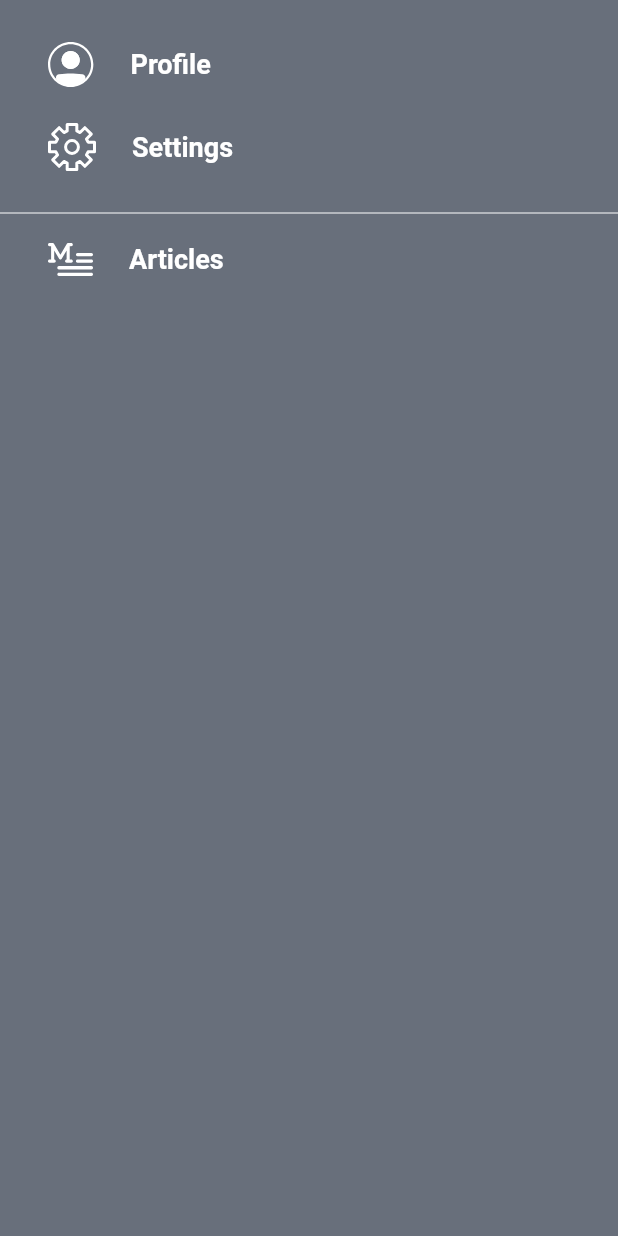
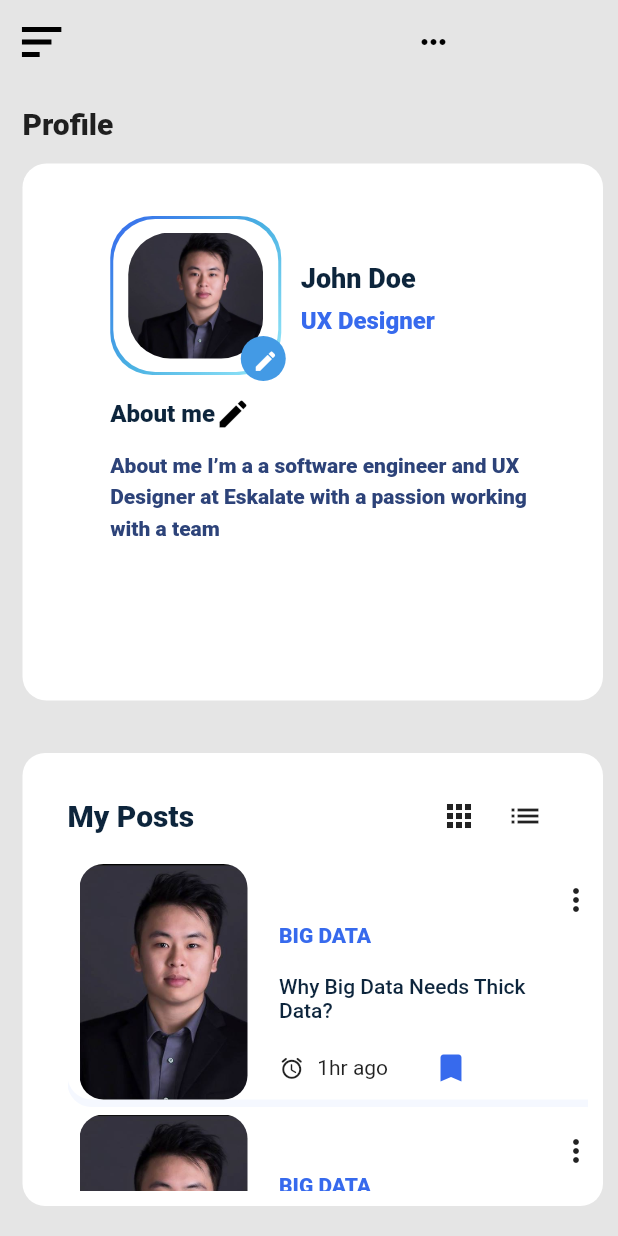
Before and after one commit to RealEskalate/Mobile-Practice, a Flutter app: the Body widget shown alone on an empty page, opened directly, after a tap on "Profile", on a phone screen of 412 x 824 dp. Run offline on Flutter 3.47's test engine with Material 2 defaults, Android fonts, the light colour scheme and no system bars; our stand-ins replace bloc, equatable, flutter_bloc, flutter_rating_bar, flutter_secure_storage, flutter_svg and 3 more; missing offline and left inert: flutter_secure_storage_web, shared_preferences_web; accounts and stored records are empty; network calls fail; Roboto replaces fonts that are missing (Poppins); statements that could not run were skipped.

Commit message:
integrate login, profile and homepage

```diff
--- a/blog_app/lib/features/articles/presentation/articles_list/components/drawer.dart
+++ b/blog_app/lib/features/articles/presentation/articles_list/components/drawer.dart
@@ -1,3 +1,6 @@
+import 'package:blog_app/features/articles/presentation/articles_list/articles.dart';
+import 'package:blog_app/features/auth/presentation/pages/index.dart';
+import 'package:blog_app/features/profile/presentation/pages/profiles.dart';
 import 'package:flutter/material.dart';
 
 import '../../../utils/assets.dart';
@@ -91,7 +94,9 @@ class Body extends StatelessWidget {
       child: Column(
         children: [
           DrawerTile(
-              onPressed: () {},
+              onPressed: () {
+                Navigator.pushNamed(context, ProfilePage.routeName);
+              },
               paddingLeft: CustomDrawer.paddingLeft,
               title: "Profile",
               assetPath: Assets.profile),
@@ -108,9 +113,18 @@ class Body extends StatelessWidget {
             color: Colors.white,
           ),
           DrawerTile(
-              onPressed: () {},
+              onPressed: () {
+                Navigator.pushNamed(context, ArticlesListPage.routeName);
+              },
               paddingLeft: CustomDrawer.paddingLeft,
               title: "Articles",
+              assetPath: Assets.articles),
+          DrawerTile(
+              onPressed: () {
+                Navigator.pushNamed(context, ArticlesListPage.routeName);
+              },
+              paddingLeft: CustomDrawer.paddingLeft,
+              title: "Add Article",
               assetPath: Assets.articles)
         ],
       ),
@@ -127,7 +141,9 @@ class Footer extends StatelessWidget {
       height: 72,
       color: CustomColors.drawerBodyBkg,
       child: DrawerTile(
-          onPressed: () {},
+          onPressed: () {
+            Navigator.pushNamed(context, LoginPage.rounteName);
+          },
           paddingLeft: CustomDrawer.paddingLeft,
           title: "Log Out",
           assetPath: Assets.logout),
--- a/blog_app/lib/features/auth/presentation/bloc/login/login_bloc.dart
+++ b/blog_app/lib/features/auth/presentation/bloc/login/login_bloc.dart
@@ -21,6 +21,9 @@ class LoginBloc extends Bloc<LoginEvent, LoginState> {
 
     on<LoginSubmitted>(
       (event, emit) async {
+        //REmove this, is just for test
+        emit(state.copyWith(formState: SubmissionSuccess()));
+
         emit(state.copyWith(formState: FormSubmitting()));
         try {
           final response = await authRepository.login(
--- a/blog_app/lib/features/auth/presentation/widgets/login_form.dart
+++ b/blog_app/lib/features/auth/presentation/widgets/login_form.dart
@@ -1,6 +1,7 @@
 import 'package:blog_app/core/index.dart';
 import 'package:blog_app/features/articles/presentation/articles_list/articles.dart';
 import 'package:blog_app/features/auth/presentation/widgets/index.dart';
+import 'package:blog_app/features/profile/presentation/pages/profiles.dart';
 import 'package:flutter/material.dart';
 import 'package:flutter_bloc/flutter_bloc.dart';
 
@@ -39,7 +40,7 @@ class _LoginFormState extends State<LoginForm> {
           // print("<<<<<<<<<<<<<<<<<<<<<<<<<<<<<<<<<<<<<<<<<<<<<<<<<");
           if (state.formState is SubmissionSuccess) {
             // context.go("/home");
-            Navigator.pushNamed(context, ArticlesListPage.routeName);
+            Navigator.pushNamed(context, ProfilePage.routeName);
           }
         },
         child: Form(
--- /dev/null
+++ b/blog_app/lib/features/profile/presentation/pages/profiles.dart
@@ -0,0 +1,420 @@
+import 'package:blog_app/features/articles/presentation/articles_list/components/drawer.dart';
+import 'package:flutter/material.dart';
+import 'package:flutter_svg/svg.dart';
+
+import '../../../articles/utils/assets.dart';
+
+class ProfilePage extends StatelessWidget {
+  static const String routeName = "profilePage";
+  const ProfilePage({key});
+
+  @override
+  Widget build(BuildContext context) {
+    return Scaffold(
+      backgroundColor: const Color.fromRGBO(229, 229, 229, 1),
+      appBar: AppBar(
+        elevation: 0,
+        backgroundColor: const Color.fromRGBO(229, 229, 229, 1),
+        leading: Builder(
+          builder: (context) {
+            return IconButton(
+              icon: SvgPicture.asset(Assets.filter,
+                  semanticsLabel: 'Filter icon'),
+              onPressed: () {
+                Scaffold.of(context).openDrawer();
+              },
+            );
+          },
+        ),
+        actions: [
+          Padding(
+            padding: EdgeInsets.only(right: 99),
+            child: IconButton(
+              icon: Icon(
+                Icons.more_horiz,
+                color: Colors.black,
+              ),
+              onPressed: () {},
+            ),
+          )
+        ],
+      ),
+      drawer: const Drawer(
+          child: CustomDrawer(
+        profession: "UI/UX Designer",
+        fullName: "Adrian Smith",
+        imageUrl:
+            "https://previews.123rf.com/images/rido/rido2002/rido200200099/141040315-happy-smiling-african-doctor-looking-at-camera-in-medical-office-portrait-of-black-man-doctor-workin.jpg?fj=1",
+        email: 'adrian.smith@gmail.com',
+      )),
+      body: NestedScrollView(
+        headerSliverBuilder: (BuildContext context, bool innerBoxIsScrolled) {
+          return <Widget>[
+            SliverPadding(
+              padding: const EdgeInsets.fromLTRB(15, 15, 10, 20),
+              sliver: SliverList(
+                delegate: SliverChildListDelegate(
+                  [
+                    const Text(
+                      "Profile",
+                      style:
+                          TextStyle(fontSize: 20, fontWeight: FontWeight.w900),
+                    ),
+                    const SizedBox(
+                      height: 15,
+                    ),
+                    Container(
+                      height: 358,
+                      width: 401,
+                      padding: const EdgeInsets.only(
+                          top: 35.0, left: 58.5, right: 28.5),
+                      decoration: const BoxDecoration(
+                        color: Colors.white,
+                        borderRadius: BorderRadius.all(Radius.circular(16)),
+                      ),
+                      child: Column(
+                        children: [
+                          Row(
+                            children: [
+                              Stack(
+                                children: [
+                                  const SizedBox(
+                                    width: 117,
+                                    height: 110,
+                                  ),
+                                  Container(
+                                    width: 114,
+                                    height: 106,
+                                    alignment: Alignment.center,
+                                    decoration: const BoxDecoration(
+                                      borderRadius:
+                                          BorderRadius.all(Radius.circular(28)),
+                                      gradient: LinearGradient(
+                                        begin: Alignment.topLeft,
+                                        end: Alignment.bottomRight,
+                                        colors: [
+                                          Color.fromRGBO(55, 106, 237, 1),
+                                          Color.fromRGBO(73, 176, 226, 1),
+                                          Color.fromRGBO(156, 236, 251, 1),
+                                        ],
+                                      ),
+                                    ),
+                                    child: Container(
+                                      width: 110,
+                                      height: 102,
+                                      decoration: const BoxDecoration(
+                                        borderRadius: BorderRadius.all(
+                                            Radius.circular(28)),
+                                        color: Colors.white,
+                                      ),
+                                      alignment: Alignment.center,
+                                      child: Container(
+                                        width: 90,
+                                        height: 84,
+                                        decoration: const BoxDecoration(
+                                          borderRadius: BorderRadius.all(
+                                              Radius.circular(28)),
+                                          image: DecorationImage(
+                                            image: AssetImage(
+                                                "assets/images/profile.jpg"),
+                                            fit: BoxFit.cover,
+                                          ),
+                                        ),
+                                      ),
+                                    ),
+                                  ),
+                                  Positioned(
+                                    bottom: 0,
+                                    right: 0,
+                                    child: Container(
+                                      height: 30,
+                                      width: 30,
+                                      // alignment: Alignment.center,
+                                      decoration: const BoxDecoration(
+                                        color: Color.fromRGBO(67, 154, 229, 1),
+                                        shape: BoxShape.circle,
+                                      ),
+                                      child: IconButton(
+                                          iconSize: 17,
+                                          alignment: Alignment.center,
+                                          color: Colors.white,
+                                          onPressed: () {},
+                                          icon: Icon(Icons.edit)),
+                                    ),
+                                  ),
+                                ],
+                              ),
+                              const SizedBox(width: 10),
+                              Column(
+                                crossAxisAlignment: CrossAxisAlignment.start,
+                                children: const [
+                                  Text(
+                                    'John Doe',
+                                    style: TextStyle(
+                                      color: Color.fromRGBO(13, 37, 60, 1),
+                                      fontSize: 18,
+                                      fontWeight: FontWeight.w900,
+                                    ),
+                                  ),
+                                  SizedBox(height: 8),
+                                  Text(
+                                    'UX Designer',
+                                    style: TextStyle(
+                                      color: Color.fromRGBO(55, 106, 237, 1),
+                                      fontSize: 16,
+                                      fontWeight: FontWeight.w900,
+                                    ),
+                                  ),
+                                ],
+                              ),
+                            ],
+                          ),
+                          const SizedBox(height: 10),
+                          Column(
+                            children: [
+                              Row(
+                                children: [
+                                  const Text(
+                                    "About me",
+                                    style: TextStyle(
+                                      color: Color.fromRGBO(13, 37, 60, 1),
+                                      fontSize: 16,
+                                      fontWeight: FontWeight.w900,
+                                    ),
+                                  ),
+                                  InkWell(
+                                    onTap: () {},
+                                    child: const Icon(
+                                      Icons.edit,
+                                      color: Colors.black,
+                                    ),
+                                  ),
+                                ],
+                              ),
+                              const SizedBox(height: 10),
+                              const Text(
+                                "About me I’m a a software engineer and UX Designer at Eskalate with a passion working with a team",
+                                style: TextStyle(
+                                    color: Color.fromRGBO(45, 67, 121, 1),
+                                    fontWeight: FontWeight.w900,
+                                    fontSize: 14,
+                                    height: 1.5,
+                                    overflow: TextOverflow.clip),
+                              ),
+                            ],
+                          ),
+                        ],
+                      ),
+                    ),
+                  ],
+                ),
+              ),
+            )
+          ];
+        },
+        body: Container(
+          width: 401,
+          padding: const EdgeInsets.fromLTRB(15, 15, 10, 20),
+          child: Container(
+            decoration: BoxDecoration(
+              borderRadius: BorderRadius.circular(15),
+              color: Colors.white,
+            ),
+            child: Padding(
+              padding: const EdgeInsets.fromLTRB(30.0, 30.0, 10.0, 10.0),
+              child: Column(
+                crossAxisAlignment: CrossAxisAlignment.start,
+                children: [
+                  Padding(
+                    padding: const EdgeInsets.only(right: 30, bottom: 10),
+                    child: Row(
+                      mainAxisAlignment: MainAxisAlignment.spaceBetween,
+                      children: [
+                        Text(
+                          "My Posts",
+                          style: TextStyle(
+                            color: Color.fromRGBO(13, 37, 60, 1),
+                            fontSize: 20,
+                            fontWeight: FontWeight.w900,
+                          ),
+                        ),
+                        Row(
+                          // mainAxisAlignment: MainAxisAlignment.spaceBetween,
+                          children: [
+                            Icon(Icons.apps),
+                            SizedBox(
+                              width: 20,
+                            ),
+                            Icon(Icons.list)
+                          ],
+                        )
+                      ],
+                    ),
+                  ),
+                  const SizedBox(
+                    height: 10,
+                  ),
+                  //TODO: The list of cards
+                  Expanded(
+                    child: ScrollConfiguration(
+                      behavior: ScrollConfiguration.of(context)
+                          .copyWith(scrollbars: false),
+                      child: ListView.separated(
+                        itemCount: 10,
+                        separatorBuilder: (BuildContext context, int index) =>
+                            const SizedBox(height: 10),
+                        itemBuilder: (BuildContext cnt, int index) {
+                          return Container(
+                            width: 358,
+                            height: 157,
+                            decoration: BoxDecoration(
+                              boxShadow: [
+                                BoxShadow(
+                                  color: Color.fromRGBO(82, 130, 255, 0.06),
+                                  offset: Offset(0, 5),
+                                ),
+                              ],
+                              borderRadius: BorderRadius.only(
+                                topLeft: Radius.circular(16),
+                                bottomLeft: Radius.circular(16),
+                              ),
+                              color: Colors.white,
+                            ),
+                            child: Row(
+                              mainAxisAlignment: MainAxisAlignment.spaceEvenly,
+                              children: [
+                                //todo: the image
+                                Container(
+                                  width: 112,
+                                  decoration: BoxDecoration(
+                                    image: DecorationImage(
+                                      image: AssetImage(
+                                          "assets/images/profile.jpg"),
+                                      fit: BoxFit.cover,
+                                    ),
+                                    borderRadius: BorderRadius.all(
+                                      Radius.circular(16),
+                                    ),
+                                  ),
+                                ),
+                                SizedBox(
+                                  width: 5,
+                                ),
+                                //todo: the texts using a column
+                                Container(
+                                  width: 170,
+                                  child: Column(
+                                    mainAxisAlignment:
+                                        MainAxisAlignment.spaceAround,
+                                    crossAxisAlignment:
+                                        CrossAxisAlignment.start,
+                                    children: [
+                                      const SizedBox(
+                                        height: 12,
+                                      ),
+                                      Text(
+                                        "BIG DATA".toUpperCase(),
+                                        style: TextStyle(
+                                          fontSize: 14,
+                                          fontWeight: FontWeight.w900,
+                                          color:
+                                              Color.fromRGBO(55, 106, 237, 1),
+                                        ),
+                                      ),
+                                      Text(
+                                        "Why Big Data Needs Thick Data?",
+                                        style: TextStyle(
+                                          fontSize: 14,
+                                          fontWeight: FontWeight.w500,
+                                          color: Color.fromRGBO(13, 37, 60, 1),
+                                        ),
+                                      ),
+                                      Row(
+                                        children: [
+                                          Row(
+                                            children: [
+                                              Icon(
+                                                Icons.alarm_rounded,
+                                                size: 17,
+                                              ),
+                                              SizedBox(width: 8.5),
+                                              Text("1hr ago"),
+                                            ],
+                                          ),
+                                          SizedBox(
+                                            width: 30,
+                                          ),
+                                          Icon(
+                                            Icons.bookmark,
+                                            color:
+                                                Color.fromRGBO(55, 106, 237, 1),
+                                          )
+                                        ],
+                                      )
+                                    ],
+                                  ),
+                                ),
+                                //TODO: the three dot icon to the top
+                                Container(
+                                  alignment: Alignment.topLeft,
+                                  width: 20,
+                                  child: PopupMenuButton(
+                                    color: Colors.white,
+                                    elevation: 20,
+                                    shape: OutlineInputBorder(
+                                        borderSide: BorderSide(
+                                            color: Colors.grey, width: 2)),
+                                    itemBuilder: (context) => [
+                                      PopupMenuItem(
+                                        child: Row(
+                                          children: [
+                                            Icon(Icons.edit_calendar_rounded),
+                                            SizedBox(
+                                              width: 8,
+                                            ),
+                                            Text(
+                                              "Edit",
+                                              style: TextStyle(
+                                                  fontSize: 16,
+                                                  fontWeight: FontWeight.w500),
+                                            )
+                                          ],
+                                        ),
+                                        value: 1,
+                                      ),
+                                      PopupMenuItem(
+                                        child: Row(
+                                          children: [
+                                            Icon(Icons.delete),
+                                            SizedBox(
+                                              width: 8,
+                                            ),
+                                            Text(
+                                              "Delete",
+                                              style: TextStyle(
+                                                  fontSize: 16,
+                                                  fontWeight: FontWeight.w500),
+                                            ),
+                                          ],
+                                        ),
+                                        value: 2,
+                                      ),
+                                    ],
+                                  ),
+                                )
+                              ],
+                            ),
+                          );
+                        },
+                      ),
+                    ),
+                  ),
+                ],
+              ),
+            ),
+          ),
+        ),
+      ),
+    );
+  }
+}
--- a/blog_app/lib/routes.dart
+++ b/blog_app/lib/routes.dart
@@ -1,4 +1,5 @@
 import 'package:blog_app/features/articles/presentation/articles_list/articles.dart';
+import 'package:blog_app/features/profile/presentation/pages/profiles.dart';
 import 'package:flutter/material.dart';
 import 'features/auth/presentation/pages/index.dart';
 
@@ -9,7 +10,10 @@ class PageRouter {
       //   return MaterialPageRoute(builder: (context) {
       //     return HomePage();
       //   });
-
+      case ProfilePage.routeName:
+        return MaterialPageRoute(builder: (context) {
+          return const ProfilePage();
+        });
       case ArticlesListPage.routeName:
         return MaterialPageRoute(builder: (context) {
           return const ArticlesListPage();
```
Also changed, not shown: blog_app/assets/images/profile.jpg (added), 9 other files.
